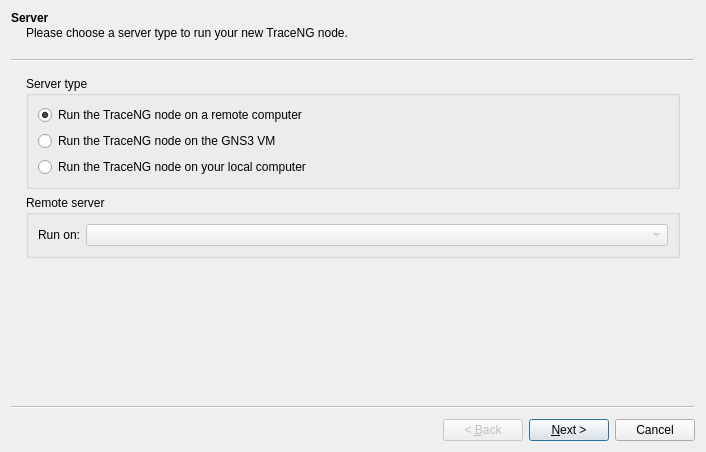
Above: gns3/modules/traceng/ui/traceng_node_wizard.ui from GNS3/gns3-gui before the change. Below: the same form after it.
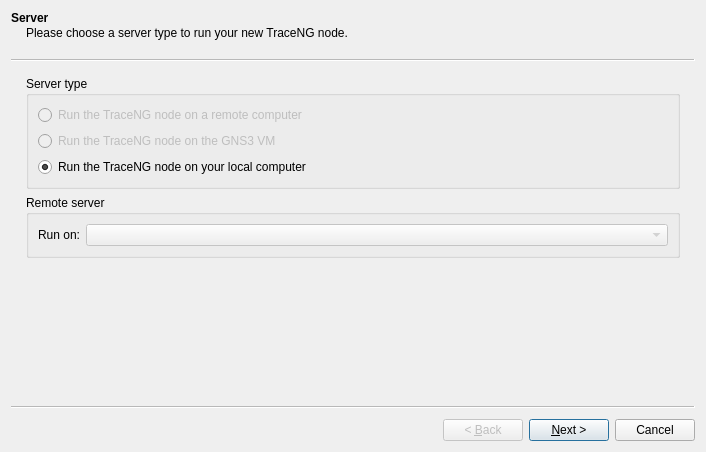
That is the form after the change.

The edit to the form file:
```diff
--- a/gns3/modules/traceng/ui/traceng_node_wizard.ui
+++ b/gns3/modules/traceng/ui/traceng_node_wizard.ui
@@ -32,16 +32,22 @@
       <layout class="QVBoxLayout" name="verticalLayout">
        <item>
         <widget class="QRadioButton" name="uiRemoteRadioButton">
+         <property name="enabled">
+          <bool>false</bool>
+         </property>
          <property name="text">
           <string>Run the TraceNG node on a remote computer</string>
          </property>
          <property name="checked">
-          <bool>true</bool>
+          <bool>false</bool>
          </property>
         </widget>
        </item>
        <item>
         <widget class="QRadioButton" name="uiVMRadioButton">
+         <property name="enabled">
+          <bool>false</bool>
+         </property>
          <property name="text">
           <string>Run the TraceNG node on the GNS3 VM</string>
          </property>
@@ -52,6 +58,9 @@
          <property name="text">
           <string>Run the TraceNG node on your local computer</string>
          </property>
+         <property name="checked">
+          <bool>true</bool>
+         </property>
         </widget>
        </item>
       </layout>
```
Left out of the diff: 18 changed lines with no effect on the pictures.
